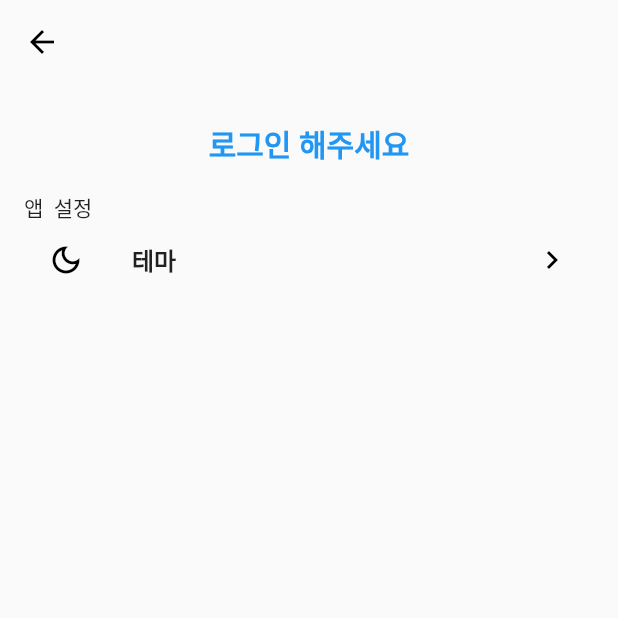
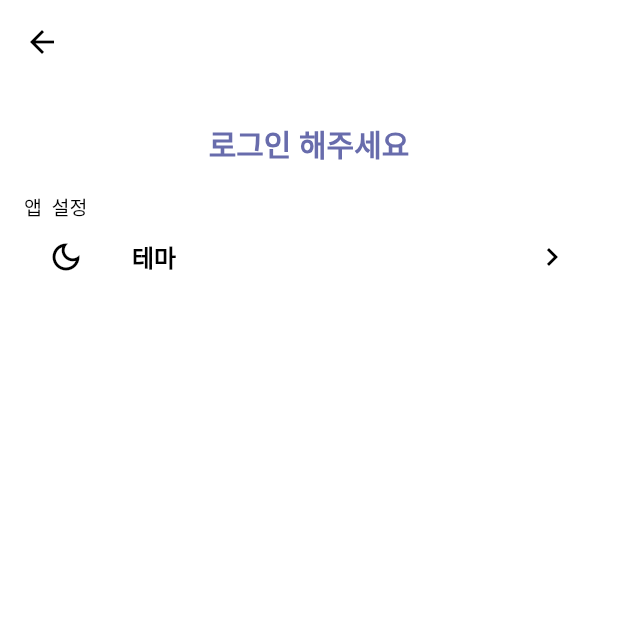
Before and after one commit to alienatiz/meeco_app, a Flutter app: the screen it shows after launch, after a tap on the "menu" icon, after a tap on "IT+", after a tap on the "account circle" icon, on a phone screen of 412 x 824 dp, the top half of it. Run offline on Flutter 3.47's test engine with Material 2 defaults, Android fonts, the phone set to English and light mode, and no system bars; our stand-ins replace flutter_html, pull_to_refresh; network calls fail.

Commit message:
다크 테마 추가

```diff
--- a/lib/constants.dart
+++ b/lib/constants.dart
@@ -1,4 +1,110 @@
-const Map<String, String> boards = {
-  'ITplus': 'IT+',
-  'FreePlus': '자유+',
-};
+import 'package:flutter/material.dart';
+
+const Map<String, Color> categoryColors = {};
+
+const primaryColorLight = Color(0xFF505C84);
+const primaryColorDark = Color(0xFF505C84);
+const secondaryColor = Color(0xFF686CAC);
+const secondaryColorDark = Color(0xFF686CAC);
+const voteColorLight = Color(0xFFFA7470);
+const voteColorDark = Color(0xFFFA7470);
+
+const bgLight = Color(0xFFFFFFFF);
+const bgDark = Color(0xFF17181B);
+
+const bgOverlayLight = Color(0xFFEBEBEB);
+const bgOverlayDark = Color(0xFF111111);
+
+const bgTextFieldLight = Colors.white30;
+const bgTextFieldDark = Colors.white30;
+
+const textLight = Color(0xFF000000);
+const textDark = Color(0xFFFFFFFF);
+
+const textOnPrimary = Color(0xFFFFFFFF);
+
+const textInfoLight = Color(0xFF666666);
+const textInfoDark = Color(0xFF999999);
+
+appBarTextStyle(isDark) => TextStyle(
+      color: isDark ? textDark : textLight,
+      fontWeight: FontWeight.w700,
+      fontSize: 20,
+    );
+
+headlineTextStyle(isDark) => TextStyle(
+      fontSize: 24,
+      color: isDark ? textDark : textLight,
+      fontWeight: FontWeight.w700,
+    );
+
+boardItemTitleTextStyle(isDark) => TextStyle(
+      fontSize: 18,
+      color: isDark ? textDark : textLight,
+      fontWeight: FontWeight.w600,
+    );
+
+bodyTextStyle(isDark) => TextStyle(
+      fontSize: 16,
+      color: isDark ? textDark : textLight,
+      fontWeight: FontWeight.normal,
+    );
+
+infoTextStyle(isDark) => TextStyle(
+      fontSize: 15,
+      color: isDark ? textInfoDark : textInfoLight,
+      fontWeight: FontWeight.normal,
+    );
+
+customModalBottomSheet({
+  required BuildContext context,
+  required Widget Function(BuildContext) builder,
+}) =>
+    showModalBottomSheet(
+      isScrollControlled: true,
+      shape: const RoundedRectangleBorder(
+          borderRadius: BorderRadius.only(
+        topLeft: Radius.circular(24.0),
+        topRight: Radius.circular(24.0),
+      )),
+      context: context,
+      builder: builder,
+    );
+
+ThemeData generateTheme({isDark = false}) {
+  return ThemeData(
+    primaryColor: isDark ? primaryColorDark : primaryColorLight,
+    scaffoldBackgroundColor: isDark ? bgDark : bgLight,
+    dividerColor: isDark ? textInfoDark : textInfoLight,
+    iconTheme: IconThemeData(color: isDark ? textDark : textLight),
+    appBarTheme: AppBarTheme(
+      actionsIconTheme: IconThemeData(color: isDark ? textDark : textLight),
+      color: isDark ? bgOverlayDark : bgOverlayLight,
+      elevation: 0,
+      centerTitle: true,
+      iconTheme: IconThemeData(color: isDark ? textDark : textLight),
+      titleTextStyle: appBarTextStyle(isDark),
+    ),
+    bottomSheetTheme: BottomSheetThemeData(
+      backgroundColor: isDark ? bgOverlayDark : bgOverlayLight,
+      shape: const RoundedRectangleBorder(
+        borderRadius: BorderRadius.only(
+          topLeft: Radius.circular(24.0),
+          topRight: Radius.circular(24.0),
+        ),
+      ),
+    ),
+    bottomNavigationBarTheme: BottomNavigationBarThemeData(
+      backgroundColor: isDark ? bgOverlayDark : bgOverlayLight,
+      selectedItemColor: isDark ? primaryColorDark : primaryColorLight,
+      showSelectedLabels: false,
+      showUnselectedLabels: false,
+    ),
+    textTheme: TextTheme(
+      headline5: headlineTextStyle(isDark),
+      headline6: boardItemTitleTextStyle(isDark),
+      bodyText1: bodyTextStyle(isDark),
+      caption: infoTextStyle(isDark),
+    ),
+  );
+}
--- a/lib/main.dart
+++ b/lib/main.dart
@@ -4,9 +4,11 @@ import 'package:flutter/material.dart';
 import 'package:meeco_app/backend/board_provider.dart';
 import 'package:meeco_app/backend/api_provider.dart';
 import 'package:meeco_app/backend/doc_provider.dart';
+import 'package:meeco_app/constants.dart';
 import 'package:meeco_app/pages/doc_page.dart';
 import 'package:meeco_app/pages/menu_page.dart';
 import 'package:meeco_app/pages/user_page.dart';
+import 'package:meeco_app/pages/write_page.dart';
 import 'package:provider/provider.dart';
 
 import 'package:meeco_app/pages/main_page.dart';
@@ -48,6 +50,9 @@ class MyApp extends StatelessWidget {
     return MaterialApp(
       debugShowCheckedModeBanner: false,
       title: 'Meeco App',
+      theme: generateTheme(),
+      darkTheme: generateTheme(isDark: true),
+      themeMode: ThemeMode.light,
       home: const MainPage(),
       routes: {
         '/main': (_) => const MainPage(),
@@ -58,6 +63,7 @@ class MyApp extends StatelessWidget {
             ),
         '/menu': (_) => const MenuPage(),
         '/user': (_) => const UserPage(),
+        '/write': (_) => const WritePage(),
       },
     );
   }
--- a/lib/pages/user_page.dart
+++ b/lib/pages/user_page.dart
@@ -1,5 +1,6 @@
 import 'package:flutter/material.dart';
 import 'package:meeco_app/backend/api_provider.dart';
+import 'package:meeco_app/constants.dart';
 import 'package:provider/provider.dart';
 import 'package:meeco_app/widgets/log_in_form.dart';
 
@@ -33,15 +34,9 @@ class _UserPageState extends State<UserPage> {
                 ? Center(
                     child: TextButton(
                       onPressed: () {
-                        showModalBottomSheet(
-                          isScrollControlled: true,
-                          shape: const RoundedRectangleBorder(
-                              borderRadius: BorderRadius.only(
-                            topLeft: Radius.circular(24.0),
-                            topRight: Radius.circular(24.0),
-                          )),
+                        customModalBottomSheet(
                           context: context,
-                          builder: (_) => LogInForm(),
+                          builder: (_) => const LogInForm(),
                         );
                       },
                       child: const Text(
@@ -49,13 +44,18 @@ class _UserPageState extends State<UserPage> {
                         style: TextStyle(
                           fontSize: 20,
                           fontWeight: FontWeight.w700,
+                          color: secondaryColor,
                         ),
                       ),
                     ),
                   )
                 : _buildLoggedInBody(),
             const SizedBox(height: 8),
-            const Text('앱  설정'),
+            Text('앱  설정',
+                style: Theme.of(context)
+                    .textTheme
+                    .bodyText1!
+                    .copyWith(fontSize: 13)),
             _buildAppSettingListView(),
             const SizedBox(height: 16),
             if (apiProvider.isLoggedIn)
@@ -103,20 +103,18 @@ class _UserPageState extends State<UserPage> {
   _buildListTile(String title, IconData leading) {
     return ListTile(
       dense: true,
-      title: Text(
-        title,
-        style: const TextStyle(
-          fontSize: 16,
-          fontWeight: FontWeight.w600,
-        ),
-      ),
+      title: Text(title,
+          style: Theme.of(context)
+              .textTheme
+              .bodyText1!
+              .copyWith(fontWeight: FontWeight.w700)),
       leading: Icon(
         leading,
-        color: Colors.black,
+        color: Theme.of(context).textTheme.bodyText1!.color,
       ),
-      trailing: const Icon(
+      trailing: Icon(
         Icons.keyboard_arrow_right,
-        color: Colors.black,
+        color: Theme.of(context).textTheme.bodyText1!.color,
       ),
     );
   }
```
Also changed, not shown: lib/widgets/custom_circular_progress_indicator.dart (added, +21 -0 lines).
